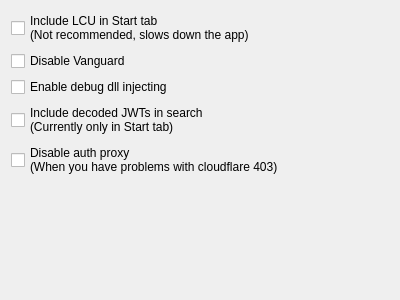
Qt form LeagueClientDebugger/DebuggerOptions.ui (KebsCS/LeagueClientDebugger) before a commit.
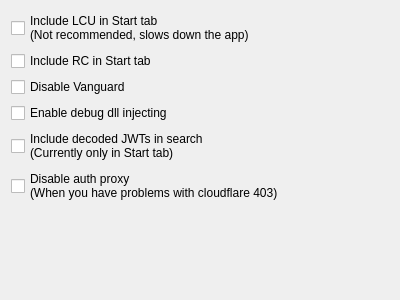
The same form after that commit.

```diff
--- a/LeagueClientDebugger/DebuggerOptions.ui
+++ b/LeagueClientDebugger/DebuggerOptions.ui
@@ -27,6 +27,13 @@
        </property>
       </widget>
      </item>
+     <item>
+      <widget class="QCheckBox" name="optionsIncludeRC">
+       <property name="text">
+        <string>Include RC in Start tab</string>
+       </property>
+      </widget>
+     </item>
      <item>
       <widget class="QCheckBox" name="optionsDisableVanguard">
        <property name="text">
```
